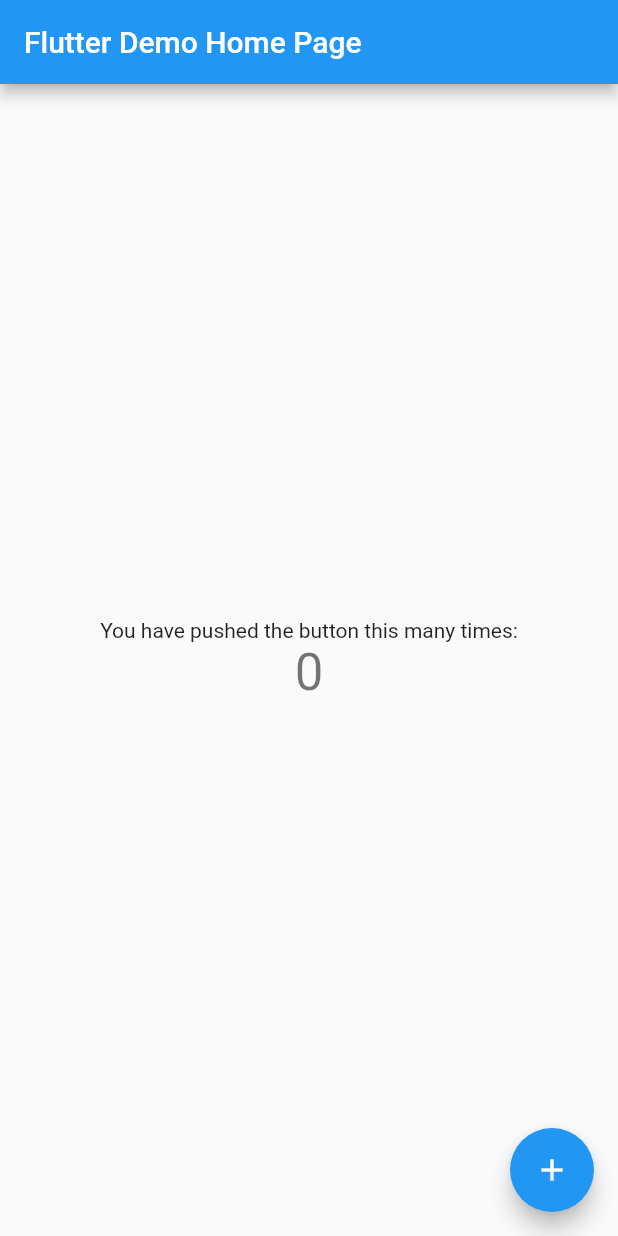
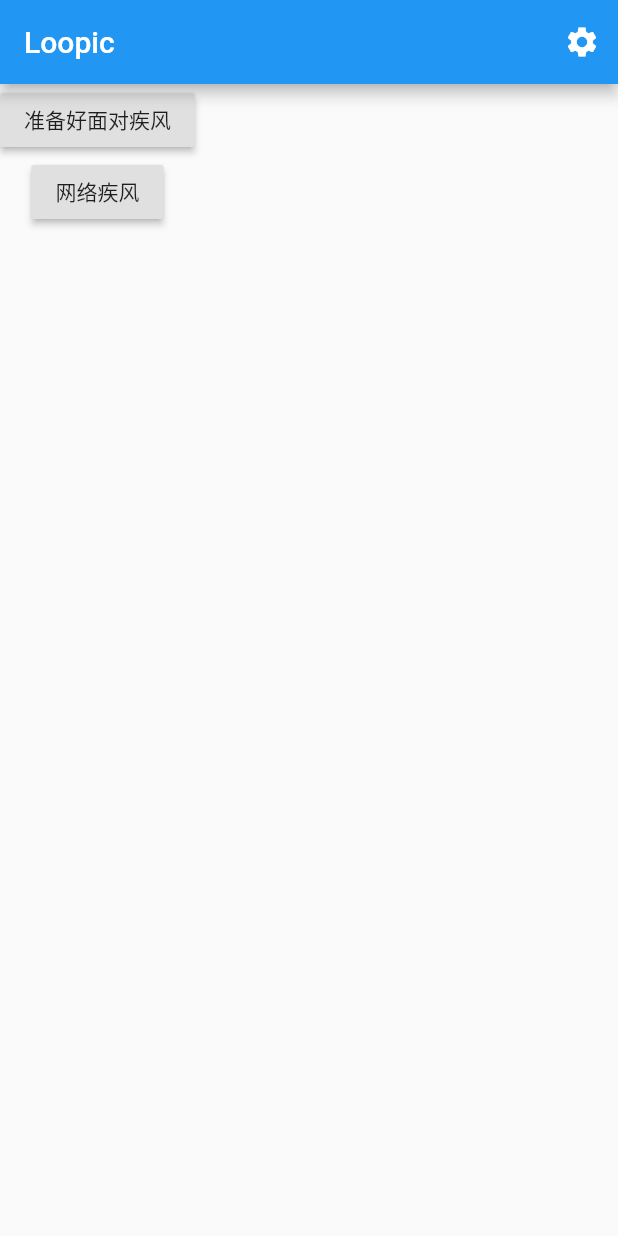
Before and after one commit to zhouxingkong/LooPicFlutter, a Flutter app: the screen it shows after launch, on a phone screen of 412 x 824 dp. Run offline on Flutter 3.47's test engine with Material 2 defaults, Android fonts, the phone set to English and light mode, and no system bars.

Commit message:
基本框架

```diff
--- a/lib/main.dart
+++ b/lib/main.dart
@@ -1,111 +1,24 @@
 import 'package:flutter/material.dart';
+import 'package:loopic_flutter/routes.dart';
 
-void main() => runApp(MyApp());
+
+void main() {
+//  SystemChrome.setPreferredOrientations([
+//    DeviceOrientation.landscapeLeft,
+//    DeviceOrientation.landscapeRight
+//  ]);
+  runApp(MyApp());
+}
 
 class MyApp extends StatelessWidget {
   // This widget is the root of your application.
   @override
   Widget build(BuildContext context) {
     return MaterialApp(
-      title: 'Flutter Demo',
-      theme: ThemeData(
-        // This is the theme of your application.
-        //
-        // Try running your application with "flutter run". You'll see the
-        // application has a blue toolbar. Then, without quitting the app, try
-        // changing the primarySwatch below to Colors.green and then invoke
-        // "hot reload" (press "r" in the console where you ran "flutter run",
-        // or simply save your changes to "hot reload" in a Flutter IDE).
-        // Notice that the counter didn't reset back to zero; the application
-        // is not restarted.
-        primarySwatch: Colors.blue,
-      ),
-      home: MyHomePage(title: 'Flutter Demo Home Page'),
+      debugShowCheckedModeBanner: false, //去掉debug图标
+      // home:Tabs(),
+      initialRoute: '/', //初始化的时候加载的路由
+      onGenerateRoute: onGenerateRoute,
     );
   }
 }
-
-class MyHomePage extends StatefulWidget {
-  MyHomePage({Key key, this.title}) : super(key: key);
-
-  // This widget is the home page of your application. It is stateful, meaning
-  // that it has a State object (defined below) that contains fields that affect
-  // how it looks.
-
-  // This class is the configuration for the state. It holds the values (in this
-  // case the title) provided by the parent (in this case the App widget) and
-  // used by the build method of the State. Fields in a Widget subclass are
-  // always marked "final".
-
-  final String title;
-
-  @override
-  _MyHomePageState createState() => _MyHomePageState();
-}
-
-class _MyHomePageState extends State<MyHomePage> {
-  int _counter = 0;
-
-  void _incrementCounter() {
-    setState(() {
-      // This call to setState tells the Flutter framework that something has
-      // changed in this State, which causes it to rerun the build method below
-      // so that the display can reflect the updated values. If we changed
-      // _counter without calling setState(), then the build method would not be
-      // called again, and so nothing would appear to happen.
-      _counter++;
-    });
-  }
-
-  @override
-  Widget build(BuildContext context) {
-    // This method is rerun every time setState is called, for instance as done
-    // by the _incrementCounter method above.
-    //
-    // The Flutter framework has been optimized to make rerunning build methods
-    // fast, so that you can just rebuild anything that needs updating rather
-    // than having to individually change instances of widgets.
-    return Scaffold(
-      appBar: AppBar(
-        // Here we take the value from the MyHomePage object that was created by
-        // the App.build method, and use it to set our appbar title.
-        title: Text(widget.title),
-      ),
-      body: Center(
-        // Center is a layout widget. It takes a single child and positions it
-        // in the middle of the parent.
-        child: Column(
-          // Column is also a layout widget. It takes a list of children and
-          // arranges them vertically. By default, it sizes itself to fit its
-          // children horizontally, and tries to be as tall as its parent.
-          //
-          // Invoke "debug painting" (press "p" in the console, choose the
-          // "Toggle Debug Paint" action from the Flutter Inspector in Android
-          // Studio, or the "Toggle Debug Paint" command in Visual Studio Code)
-          // to see the wireframe for each widget.
-          //
-          // Column has various properties to control how it sizes itself and
-          // how it positions its children. Here we use mainAxisAlignment to
-          // center the children vertically; the main axis here is the vertical
-          // axis because Columns are vertical (the cross axis would be
-          // horizontal).
-          mainAxisAlignment: MainAxisAlignment.center,
-          children: <Widget>[
-            Text(
-              'You have pushed the button this many times:',
-            ),
-            Text(
-              '$_counter',
-              style: Theme.of(context).textTheme.display1,
-            ),
-          ],
-        ),
-      ),
-      floatingActionButton: FloatingActionButton(
-        onPressed: _incrementCounter,
-        tooltip: 'Increment',
-        child: Icon(Icons.add),
-      ), // This trailing comma makes auto-formatting nicer for build methods.
-    );
-  }
-}
--- /dev/null
+++ b/lib/routes.dart
@@ -0,0 +1,31 @@
+import 'package:flutter/material.dart';
+import 'package:loopic_flutter/widgets/init.dart';
+import 'package:loopic_flutter/widgets/loopic_online.dart';
+
+//import '../pages/Tabs.dart';
+//
+//import '../pages/Button.dart';
+//配置路由
+final routes = {
+  '/': (context) => InitWidget(),
+  '/loopic/online': (context) => LoopicOnlineWidget(),
+};
+
+//固定写法
+var onGenerateRoute = (RouteSettings settings) {
+  // 统一处理
+  final String name = settings.name;
+  final Function pageContentBuilder = routes[name];
+  if (pageContentBuilder != null) {
+    if (settings.arguments != null) {
+      final Route route = MaterialPageRoute(
+          builder: (context) =>
+              pageContentBuilder(context, arguments: settings.arguments));
+      return route;
+    } else {
+      final Route route =
+          MaterialPageRoute(builder: (context) => pageContentBuilder(context));
+      return route;
+    }
+  }
+};
--- /dev/null
+++ b/lib/widgets/init.dart
@@ -0,0 +1,36 @@
+import 'package:flutter/material.dart';
+import 'package:flutter/services.dart';
+
+class InitWidget extends StatelessWidget {
+//  const InitWidget({Key key}) : super(key: key);
+  @override
+  Widget build(BuildContext context) {
+    SystemChrome.setPreferredOrientations(
+        [DeviceOrientation.portraitUp, DeviceOrientation.portraitDown]);
+    return Scaffold(
+      appBar: AppBar(
+        title: Text("Loopic"),
+        actions: <Widget>[
+          IconButton(
+            icon: Icon(Icons.settings),
+            onPressed: () {},
+          )
+        ],
+      ),
+      body: Column(
+        children: <Widget>[
+          RaisedButton(
+            child: Text('准备好面对疾风'),
+            onPressed: () {},
+          ),
+          RaisedButton(
+            child: Text('网络疾风'),
+            onPressed: () {
+              Navigator.pushNamed(context, "/loopic/online");
+            },
+          ),
+        ],
+      ),
+    );
+  }
+}
```
Also changed, not shown: lib/widgets/loopic_online.dart (added, +22 -0 lines).
